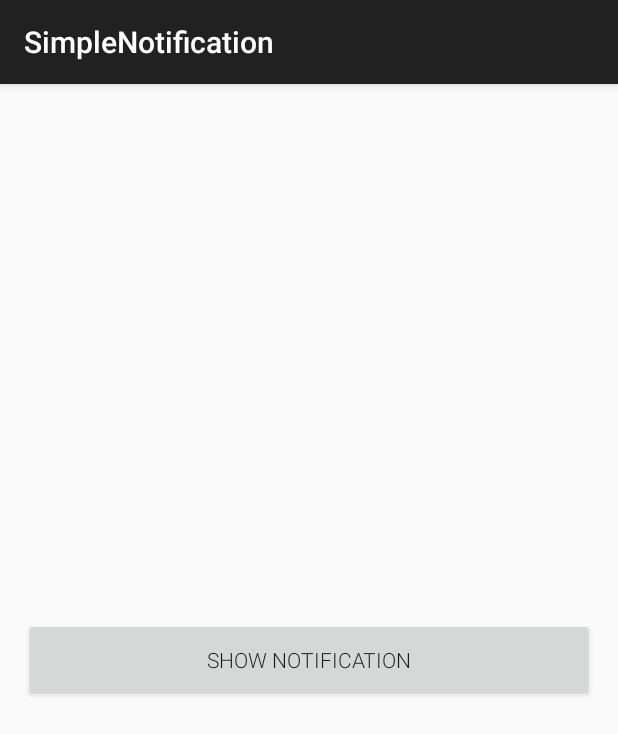
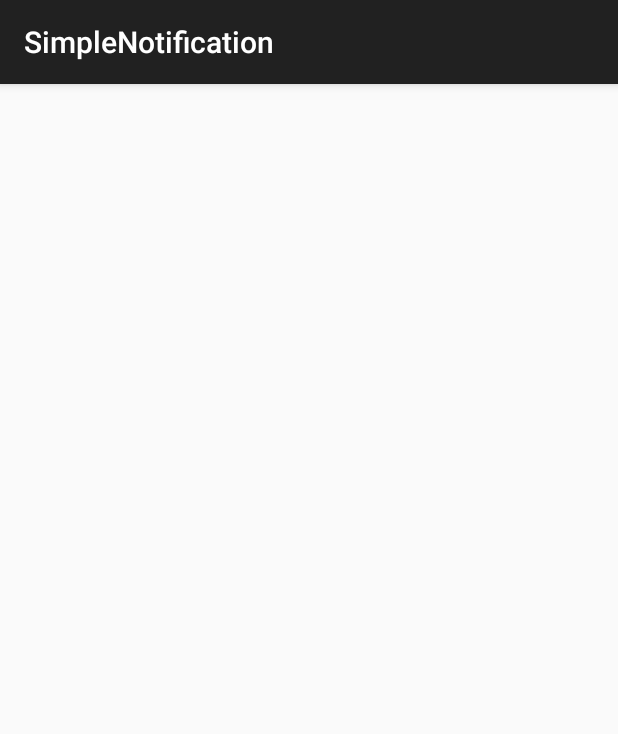
Before and after one commit to saulmm/android-wear-basics, an Android app: the screen it shows after launch (MainActivity), on a phone screen of 412 x 824 dp. Shown: the top 734 px of the screen. Run offline under Robolectric (Android 15) with nearby library versions, the phone set to English and light mode, and no system bars.

Commit message:
cleaned the project and modified the .gitignore

```diff
--- a/mobile/src/main/res/layout/activity_main.xml
+++ b/mobile/src/main/res/layout/activity_main.xml
@@ -8,14 +8,4 @@
     android:paddingBottom="@dimen/activity_vertical_margin"
     tools:context=".MainActivity">
 
-
-    <Button
-        android:layout_width="match_parent"
-        android:layout_height="55dp"
-        android:layout_centerInParent="true"
-        android:text="Show notification"
-        android:fontFamily="sans-serif-light"
-        android:onClick="showNotification"
-        />
-
 </RelativeLayout>
```
Also changed, not shown: mobile/src/main/java/test/com/saulmm/simplenotification/MainActivity.java (+0 -2 lines), gradle/wrapper/gradle-wrapper.properties (added), 4 other files.
